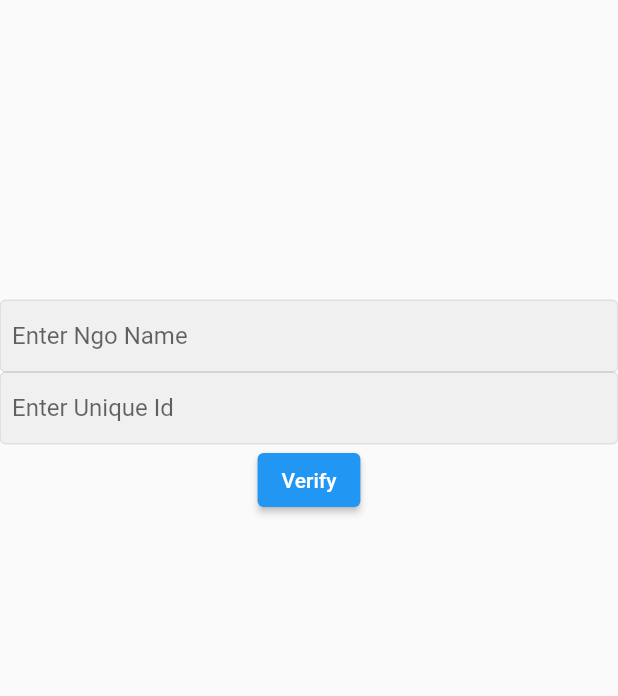
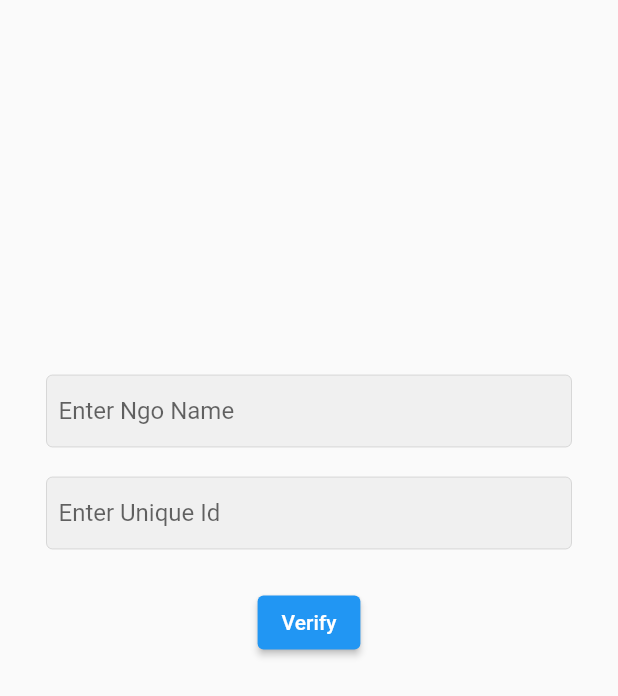
Before and after one commit to vaibhavgangurde/paws_app1.0, a Flutter app: the ngouniqueid screen opened directly, on a phone screen of 412 x 824 dp. Shown: the top 696 px of the screen. Run offline on Flutter 3.47's test engine with Material 2 defaults, Android fonts, the phone set to English and light mode, and no system bars; our stand-ins replace argon_buttons_flutter, cloud_firestore, firebase_auth, firebase_core, firebase_messaging, firebase_storage and 6 more; accounts and stored records are empty; network calls fail.

Commit message:
edit unique id page

```diff
--- a/lib/main.dart
+++ b/lib/main.dart
@@ -13,9 +13,7 @@ import 'package:paws_app/responsive/web_screen_layout.dart';
 // import 'package:paws_app/utils/colors.dart';
 import 'package:provider/provider.dart';
 
-Future<void>_firebaseMessagingBackgroundHandler(RemoteMessage message)async{
-
-}
+Future<void> _firebaseMessagingBackgroundHandler(RemoteMessage message) async {}
 void main() async {
   WidgetsFlutterBinding.ensureInitialized();
 
--- a/lib/screens/uniqueidngo.dart
+++ b/lib/screens/uniqueidngo.dart
@@ -10,46 +10,67 @@ class ngouniqueid extends StatefulWidget {
   @override
   _ngouniqueidState createState() => _ngouniqueidState();
 }
+
 class _ngouniqueidState extends State<ngouniqueid> {
   final TextEditingController abc = TextEditingController();
   final TextEditingController xyz = TextEditingController();
 
-Idstorage(String Ngoname,String uniqueid) async{
-  await FirebaseFirestore.instance.collection('Id').doc().set({
-    'NgoName': Ngoname=abc.text,
-    'uniqueid': uniqueid=xyz.text,
-  });
-}
+  Idstorage(String Ngoname, String uniqueid) async {
+    await FirebaseFirestore.instance.collection('Id').doc().set({
+      'NgoName': Ngoname = abc.text,
+      'uniqueid': uniqueid = xyz.text,
+    });
+  }
+
   @override
   Widget build(BuildContext context) {
     return Scaffold(
       body: Column(
         children: [
-          SizedBox(
-            height: 200,
+          const SizedBox(
+            height: 250,
           ),
           Container(
+            alignment: Alignment.center,
+            width: 350.00,
             child: TextFieldInput(
               hintText: 'Enter Ngo Name',
               textInputType: TextInputType.emailAddress,
               textEditingController: abc,
             ),
           ),
+          const SizedBox(
+            height: 20,
+          ),
           Container(
+            alignment: Alignment.center,
+            width: 350.00,
             child: TextFieldInput(
               hintText: 'Enter Unique Id',
               textInputType: TextInputType.emailAddress,
               textEditingController: xyz,
             ),
           ),
+          const SizedBox(
+            height: 25,
+          ),
           Container(
-          child :ElevatedButton(onPressed: (){
+            alignment: Alignment.center,
+            child: ElevatedButton(
+              onPressed: () {
+                FirebaseMessaging.instance.subscribeToTopic('NGO');
 
-            FirebaseMessaging.instance.subscribeToTopic('NGO');
-
-            Navigator.push(context, MaterialPageRoute(builder: (context)=> const LoginScreen()));
-            showSnackBar(context, 'You will be verified within 24hrs');
-          }, child: Text('Verify'),),),
+                Navigator.push(
+                    context,
+                    MaterialPageRoute(
+                        builder: (context) => const LoginScreen()));
+                showSnackBar(context, 'You will be verified within 24hrs');
+              },
+              child: const Text(
+                'Verify',
+              ),
+            ),
+          ),
         ],
       ),
     );
```
